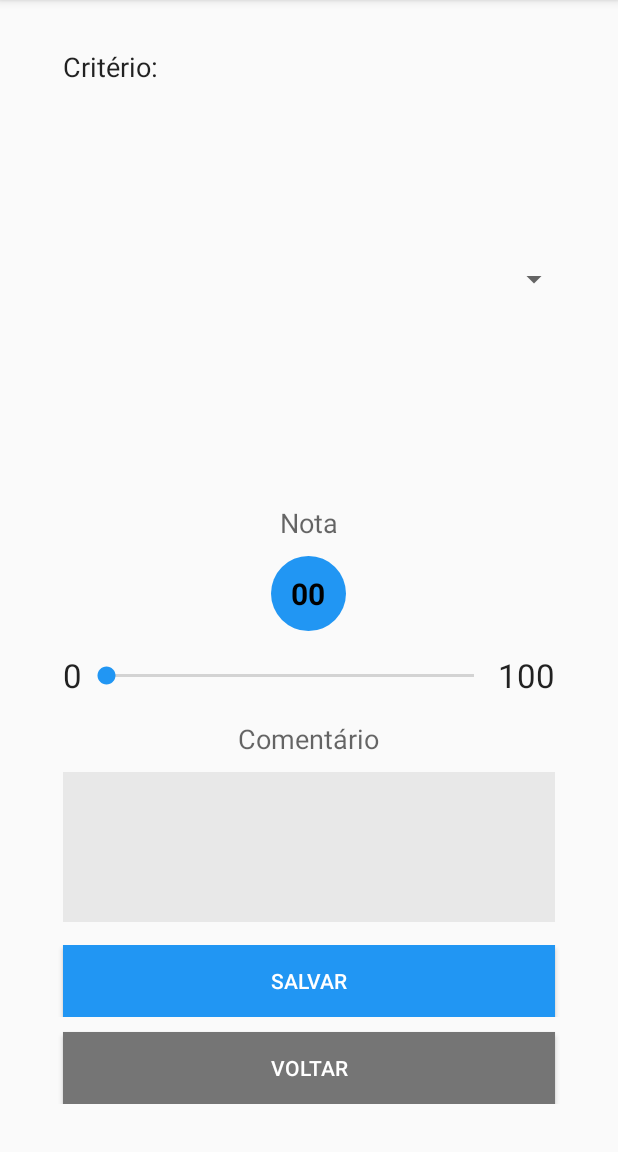
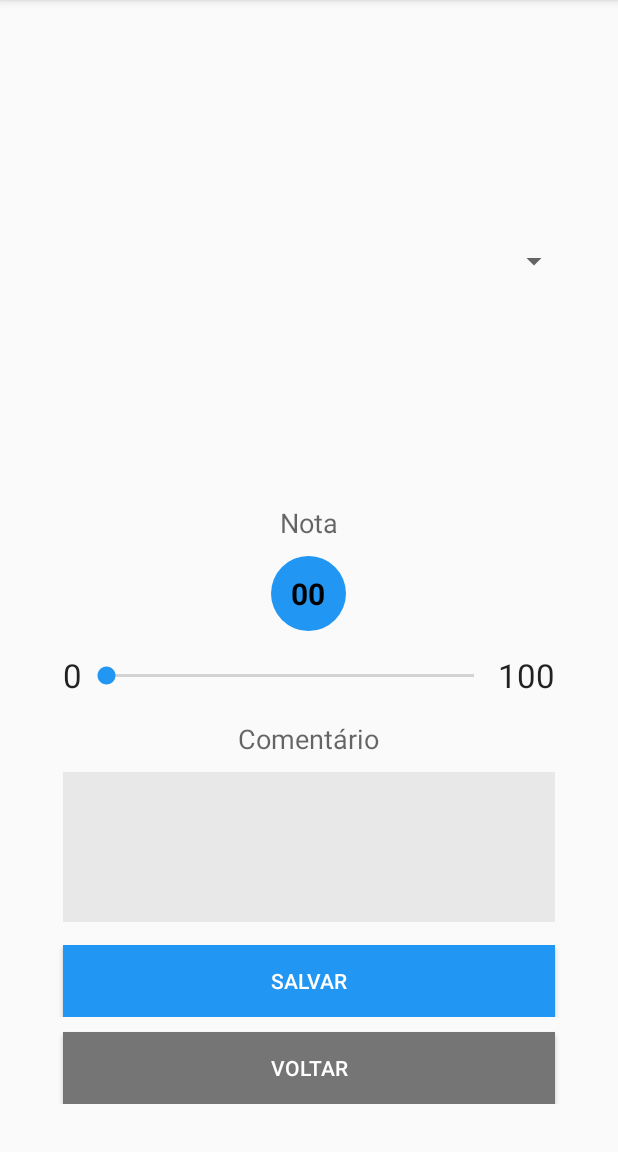
Before and after one commit to evertonferreirasrs/PFC, an Android app: the fragment CriterioAvalicaoFragment placed in its activity, on a phone screen of 412 x 824 dp, the part 84-1236 px from its top. Run offline under Robolectric (Android 15) with nearby library versions, the phone set to English and light mode, and no system bars.

Commit message:
Correções implementadas

```diff
--- a/mobile/LocalizaE/app/src/main/java/localizae/net/br/controller/Fragments/AvaliarEstandeFragment.java
+++ b/mobile/LocalizaE/app/src/main/java/localizae/net/br/controller/Fragments/AvaliarEstandeFragment.java
@@ -36,6 +36,7 @@ import localizae.net.br.model.TipoUsuario;
 import localizae.net.br.model.Usuario;
 import localizae.net.br.Retrofit.RetrofitInicializador;
 import localizae.net.br.utils.Cryptographer;
+import localizae.net.br.utils.LerDadosUsuario;
 import retrofit2.Call;
 import retrofit2.Callback;
 import retrofit2.Response;
@@ -61,9 +62,11 @@ public class AvaliarEstandeFragment extends Fragment {
         getActivity().setTitle("Avaliar Estandes");
         View view = inflater.inflate(R.layout.fragment_avaliar_estande, container, false);
 
+        Usuario usuarioLogado = LerDadosUsuario.lerDados(getContext());
+
         final ListView listaEstandes = (ListView) view.findViewById(R.id.fragment_avaliar_estande_listaEstandes);
 
-        Call buscarCriteriosJuradoCall = new RetrofitInicializador().getCriterioJuradoService().getByParameters(71L);
+        Call buscarCriteriosJuradoCall = new RetrofitInicializador().getCriterioJuradoService().getByParameters(usuarioLogado.getId());
         final ProgressDialog progressDialog = new ProgressDialog(getContext());
         //progressDialog.setTitle("Carregando");
         progressDialog.setMessage("Carregando... por favor aguarde.");
--- a/mobile/LocalizaE/app/src/main/res/layout/fragment_criterio_avalicao.xml
+++ b/mobile/LocalizaE/app/src/main/res/layout/fragment_criterio_avalicao.xml
@@ -14,22 +14,12 @@
         android:paddingRight="@dimen/activity_horizontal_margin"
         android:paddingTop="@dimen/activity_vertical_margin">
 
-        <TextView
-            android:layout_width="wrap_content"
-            android:textSize="18dp"
-            android:layout_gravity="left"
-            android:layout_height="wrap_content"
-            android:layout_marginLeft="10dp"
-            android:textAppearance="?android:attr/textAppearanceLarge"
-            android:text="Critério:" />
-
 
         <Spinner
             android:id="@+id/criterio_avaliacao_fragment_spinner"
             android:layout_width="match_parent"
             android:layout_height="wrap_content"
             android:layout_weight="0.05"
-            android:hint="Critério"
             />
 
         <TextView
@@ -143,7 +133,7 @@
                 android:layout_marginLeft="10dp"
                 android:layout_marginRight="10dp"
                 android:background="#2196F3"
-                android:text="SALVAR"
+                android:text="Salvar"
                 android:textColor="@color/texto_botao" />
 
         </LinearLayout>
@@ -157,7 +147,7 @@
             android:layout_marginLeft="10dp"
             android:layout_marginRight="10dp"
             android:background="#757575"
-            android:text="VOLTAR"
+            android:text="Voltar"
             android:textColor="@color/texto_botao" />
 
 
```
